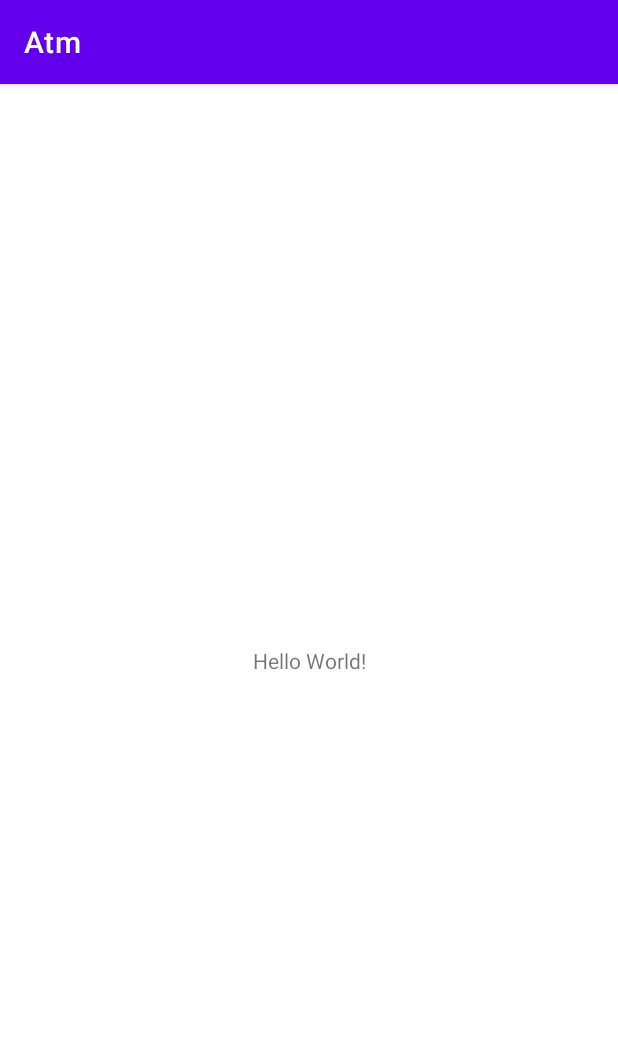
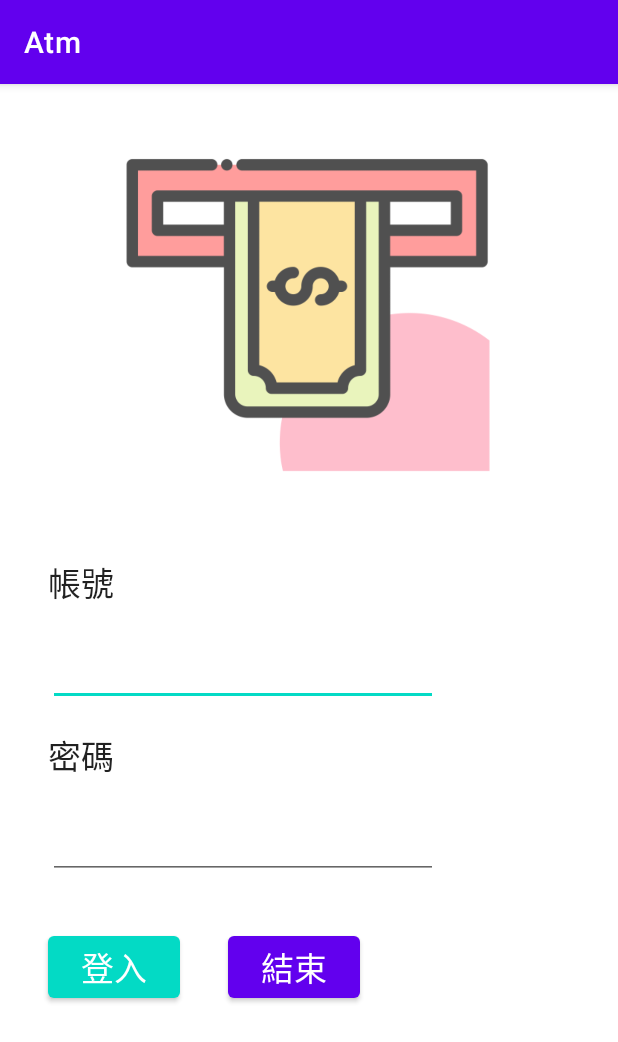
Before and after one commit to ChenShihLin/Atm, an Android app: the screen it shows after launch (MainActivity before the commit, LoginActivity after it), on a phone screen of 412 x 824 dp. Shown: the top 1042 px of the screen. Run offline under Robolectric (Android 15) with nearby library versions, the phone set to English and light mode, and no system bars.

Commit message:
ATM 網路銀行登入畫面設計實務

```diff
--- a/app/build.gradle
+++ b/app/build.gradle
@@ -26,6 +26,10 @@ android {
         sourceCompatibility JavaVersion.VERSION_1_8
         targetCompatibility JavaVersion.VERSION_1_8
     }
+
+    viewBinding {
+        enabled = true
+    }
 }
 
 dependencies {
--- a/app/src/main/AndroidManifest.xml
+++ b/app/src/main/AndroidManifest.xml
@@ -9,6 +9,7 @@
         android:roundIcon="@mipmap/ic_launcher_round"
         android:supportsRtl="true"
         android:theme="@style/Theme.Atm">
+        <activity android:name=".LoginActivity"></activity>
         <activity android:name=".MainActivity">
             <intent-filter>
                 <action android:name="android.intent.action.MAIN" />
--- /dev/null
+++ b/app/src/main/java/com/cswilly9015/atm/LoginActivity.java
@@ -0,0 +1,32 @@
+package com.cswilly9015.atm;
+
+import androidx.appcompat.app.AppCompatActivity;
+
+import android.os.Bundle;
+import android.view.View;
+
+import com.cswilly9015.atm.databinding.ActivityLoginBinding;
+
+public class LoginActivity extends AppCompatActivity {
+
+    private ActivityLoginBinding binding;
+
+    @Override
+    protected void onCreate(Bundle savedInstanceState) {
+        super.onCreate(savedInstanceState);
+        binding = ActivityLoginBinding.inflate(getLayoutInflater());
+        setContentView(binding.getRoot());
+    }
+
+    public void login(View view) {
+        String userid = binding.userid.getText().toString();
+        String passwd = binding.passwd.getText().toString();
+        if ("willy".equals(userid) && "123456".equals(passwd)){
+            finish();
+        }
+    }
+
+    public void quit(View view) {
+
+    }
+}
--- a/app/src/main/java/com/cswilly9015/atm/MainActivity.java
+++ b/app/src/main/java/com/cswilly9015/atm/MainActivity.java
@@ -2,12 +2,20 @@ package com.cswilly9015.atm;
 
 import androidx.appcompat.app.AppCompatActivity;
 
+import android.content.Intent;
 import android.os.Bundle;
 
 public class MainActivity extends AppCompatActivity {
 
+    boolean logon = false;
+
     @Override
     protected void onCreate(Bundle savedInstanceState) {
+        if (!logon) {
+            Intent intent = new Intent(this, LoginActivity.class);
+            startActivity(intent);
+        }
+
         super.onCreate(savedInstanceState);
         setContentView(R.layout.activity_main);
     }
--- /dev/null
+++ b/app/src/main/res/layout/activity_login.xml
@@ -0,0 +1,93 @@
+<?xml version="1.0" encoding="utf-8"?>
+<androidx.constraintlayout.widget.ConstraintLayout xmlns:android="http://schemas.android.com/apk/res/android"
+    xmlns:app="http://schemas.android.com/apk/res-auto"
+    xmlns:tools="http://schemas.android.com/tools"
+    android:layout_width="match_parent"
+    android:layout_height="match_parent"
+    tools:context=".LoginActivity">
+
+    <TextView
+        android:id="@+id/textView2"
+        android:layout_width="wrap_content"
+        android:layout_height="wrap_content"
+        android:layout_marginTop="16dp"
+        android:text="密碼"
+        android:textAppearance="@style/TextAppearance.AppCompat.Large"
+        app:layout_constraintStart_toStartOf="@+id/userid"
+        app:layout_constraintTop_toBottomOf="@+id/userid" />
+
+    <ImageView
+        android:id="@+id/imageView"
+        android:layout_width="268dp"
+        android:layout_height="253dp"
+        app:layout_constraintBottom_toTopOf="@+id/guideline2"
+        app:layout_constraintEnd_toEndOf="parent"
+        app:layout_constraintHorizontal_bias="0.497"
+        app:layout_constraintStart_toStartOf="parent"
+        app:layout_constraintTop_toTopOf="parent"
+        app:srcCompat="@drawable/login_icon" />
+
+    <androidx.constraintlayout.widget.Guideline
+        android:id="@+id/guideline2"
+        android:layout_width="wrap_content"
+        android:layout_height="wrap_content"
+        android:orientation="horizontal"
+        app:layout_constraintGuide_percent="0.4" />
+
+    <TextView
+        android:id="@+id/textView"
+        android:layout_width="wrap_content"
+        android:layout_height="wrap_content"
+        android:layout_marginStart="32dp"
+        android:layout_marginTop="8dp"
+        android:text="帳號"
+        android:textAppearance="@style/TextAppearance.AppCompat.Large"
+        app:layout_constraintStart_toStartOf="parent"
+        app:layout_constraintTop_toTopOf="@+id/guideline2" />
+
+    <EditText
+        android:id="@+id/userid"
+        android:layout_width="wrap_content"
+        android:layout_height="wrap_content"
+        android:layout_marginTop="16dp"
+        android:ems="10"
+        android:inputType="textPersonName"
+        android:textAppearance="@style/TextAppearance.AppCompat.Large"
+        app:layout_constraintStart_toStartOf="@+id/textView"
+        app:layout_constraintTop_toBottomOf="@+id/textView" />
+
+    <EditText
+        android:id="@+id/passwd"
+        android:layout_width="wrap_content"
+        android:layout_height="wrap_content"
+        android:layout_marginTop="16dp"
+        android:ems="10"
+        android:inputType="textPassword"
+        android:textAppearance="@style/TextAppearance.AppCompat.Large"
+        app:layout_constraintStart_toStartOf="@+id/textView2"
+        app:layout_constraintTop_toBottomOf="@+id/textView2" />
+
+    <Button
+        android:id="@+id/button"
+        android:layout_width="wrap_content"
+        android:layout_height="wrap_content"
+        android:layout_marginTop="32dp"
+        android:onClick="login"
+        android:text="登入"
+        android:textAppearance="@style/TextAppearance.AppCompat.Large"
+        app:backgroundTint="@color/teal_200"
+        app:layout_constraintStart_toStartOf="@+id/passwd"
+        app:layout_constraintTop_toBottomOf="@+id/passwd" />
+
+    <Button
+        android:id="@+id/button2"
+        android:layout_width="wrap_content"
+        android:layout_height="wrap_content"
+        android:layout_marginStart="32dp"
+        android:onClick="quit"
+        android:text="結束"
+        android:textAppearance="@style/TextAppearance.AppCompat.Large"
+        app:layout_constraintStart_toEndOf="@+id/button"
+        app:layout_constraintTop_toTopOf="@+id/button" />
+
+</androidx.constraintlayout.widget.ConstraintLayout>
--- a/app/src/main/res/layout/activity_main.xml
+++ b/app/src/main/res/layout/activity_main.xml
@@ -9,7 +9,8 @@
     <TextView
         android:layout_width="wrap_content"
         android:layout_height="wrap_content"
-        android:text="Hello World!"
+        android:text="主功能畫面"
+        android:textAppearance="@style/TextAppearance.AppCompat.Large"
         app:layout_constraintBottom_toBottomOf="parent"
         app:layout_constraintLeft_toLeftOf="parent"
         app:layout_constraintRight_toRightOf="parent"
```
Also changed, not shown: app/src/main/res/drawable/login_icon.png (added).
